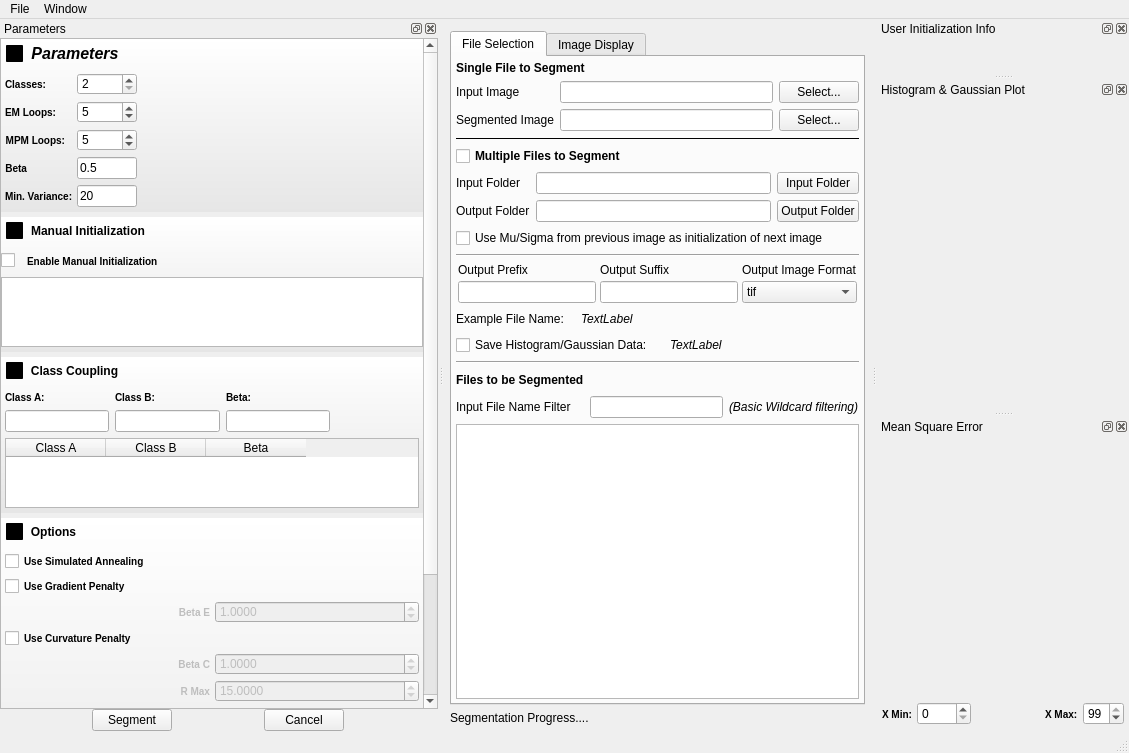
Qt form Code/EmMpmGui/UI_Files/EmMpmGui.ui (BlueQuartzSoftware/EMMPMWorkbench) before a commit.
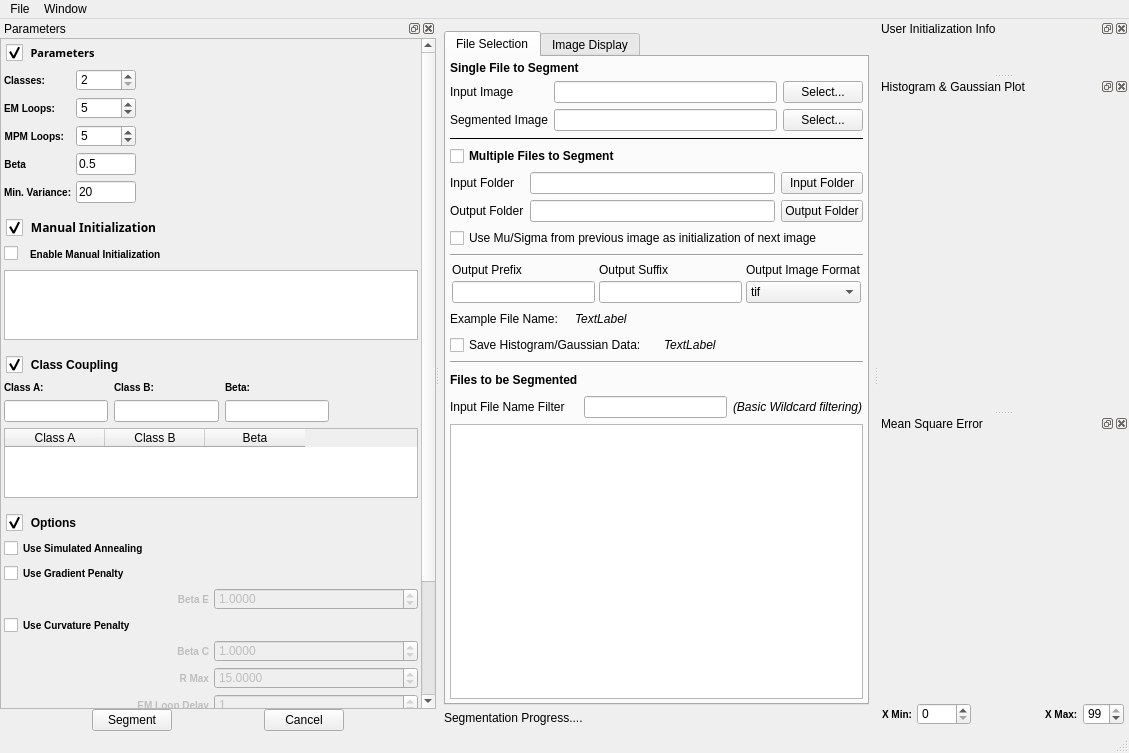
The same form after that commit. Icons and pictures are not drawn. Custom widgets are drawn as their Qt base class.

Commit message: Fixing some layout issues on Windows

Patch:
```diff
--- a/Code/EmMpmGui/UI_Files/EmMpmGui.ui
+++ b/Code/EmMpmGui/UI_Files/EmMpmGui.ui
@@ -25,6 +25,17 @@
   <property name="windowTitle">
    <string>EM/MPM</string>
   </property>
+  <property name="styleSheet">
+   <string notr="true"> QMainWindow::separator {
+ /*    background: lightgray; */
+     width: 2px; /* when vertical */
+     height: 2px; /* when horizontal */
+ }
+
+ QMainWindow::separator:hover {
+     background: black;
+ }</string>
+  </property>
   <property name="dockNestingEnabled">
    <bool>true</bool>
   </property>
@@ -974,9 +985,9 @@
         <property name="geometry">
          <rect>
           <x>0</x>
-          <y>-222</y>
-          <width>283</width>
-          <height>872</height>
+          <y>0</y>
+          <width>326</width>
+          <height>792</height>
          </rect>
         </property>
         <layout class="QVBoxLayout" name="verticalLayout_4">
@@ -1011,22 +1022,22 @@
            </property>
            <property name="font">
             <font>
-             <family>Arial</family>
-             <pointsize>12</pointsize>
+             <family>10 12pt Arial</family>
+             <pointsize>8</pointsize>
              <weight>75</weight>
-             <italic>true</italic>
+             <italic>false</italic>
              <bold>true</bold>
             </font>
            </property>
            <property name="styleSheet">
             <string notr="true">QGroupBox
 {
-background-color: qlineargradient(x1: 0, y1: 0, x2: 0, y2: 1, stop: 0 #FFFFFF, stop: 1 #E6E6E6);
+/*background-color: qlineargradient(x1: 0, y1: 0, x2: 0, y2: 1, stop: 0 #FFFFFF, stop: 1 #DCDCDC); */
 background-image: url(:/DisclosableGroupBoxHeader.png);
 background-position: top ;
 background-repeat: repeat-x;
-padding: 17 0 0 0px;
-font: 85 italic 12pt &quot;Arial&quot;;
+padding: 30 0 0 0px;
+font: 85% italic 12pt &quot;Arial&quot;;
 font-weight: bold;
 border: 0px solid gray;
 margin: 0px;
@@ -1078,16 +1089,16 @@
              <number>6</number>
             </property>
             <property name="leftMargin">
-             <number>4</number>
+             <number>3</number>
             </property>
             <property name="topMargin">
-             <number>17</number>
+             <number>0</number>
             </property>
             <property name="rightMargin">
-             <number>4</number>
+             <number>3</number>
             </property>
             <property name="bottomMargin">
-             <number>5</number>
+             <number>6</number>
             </property>
             <item row="0" column="0">
              <widget class="QLabel" name="label_12">
@@ -1431,15 +1442,23 @@
              <verstretch>0</verstretch>
             </sizepolicy>
            </property>
+           <property name="font">
+            <font>
+             <family>10 12pt Arial</family>
+             <weight>75</weight>
+             <italic>false</italic>
+             <bold>true</bold>
+            </font>
+           </property>
            <property name="styleSheet">
             <string notr="true">QGroupBox
 {
-background-color: qlineargradient(x1: 0, y1: 0, x2: 0, y2: 1, stop: 0 #FFFFFF, stop: 1 #E6E6E6);
+/*background-color: qlineargradient(x1: 0, y1: 0, x2: 0, y2: 1, stop: 0 #FFFFFF, stop: 1 #DCDCDC); */
 background-image: url(:/DisclosableGroupBoxHeader.png);
 background-position: top ;
 background-repeat: repeat-x;
-padding: 17 0 0 0px;
-font: 85 italic 12pt &quot;Arial&quot;;
+padding: 30 0 0 0px;
+font: 85% italic 12pt &quot;Arial&quot;;
 font-weight: bold;
 border: 0px solid gray;
 margin: 0px;
@@ -1479,16 +1498,16 @@
            </property>
            <layout class="QGridLayout" name="gridLayout_9">
             <property name="leftMargin">
-             <number>0</number>
+             <number>3</number>
             </property>
             <property name="topMargin">
-             <number>17</number>
+             <number>0</number>
             </property>
             <property name="rightMargin">
-             <number>0</number>
+             <number>3</number>
             </property>
             <property name="bottomMargin">
-             <number>5</number>
+             <number>6</number>
             </property>
             <property name="spacing">
              <number>6</number>
@@ -1572,12 +1591,12 @@
            <property name="styleSheet">
             <string notr="true">QGroupBox
 {
-background-color: qlineargradient(x1: 0, y1: 0, x2: 0, y2: 1, stop: 0 #FFFFFF, stop: 1 #E6E6E6);
+/*background-color: qlineargradient(x1: 0, y1: 0, x2: 0, y2: 1, stop: 0 #FFFFFF, stop: 1 #DCDCDC); */
 background-image: url(:/DisclosableGroupBoxHeader.png);
 background-position: top ;
 background-repeat: repeat-x;
-padding: 17 0 0 0px;
-font: 85 italic 12pt &quot;Arial&quot;;
+padding: 30 0 0 0px;
+font: 85% italic 12pt &quot;Arial&quot;;
 font-weight: bold;
 border: 0px solid gray;
 margin: 0px;
@@ -1617,16 +1636,16 @@
            </property>
            <layout class="QGridLayout" name="gridLayout_8">
             <property name="leftMargin">
-             <number>4</number>
+             <number>3</number>
             </property>
             <property name="topMargin">
-             <number>17</number>
+             <number>0</number>
             </property>
             <property name="rightMargin">
-             <number>4</number>
+             <number>3</number>
             </property>
             <property name="bottomMargin">
-             <number>5</number>
+             <number>6</number>
             </property>
             <property name="spacing">
              <number>6</number>
@@ -1801,12 +1820,12 @@
            <property name="styleSheet">
             <string notr="true">QGroupBox
 {
-background-color: qlineargradient(x1: 0, y1: 0, x2: 0, y2: 1, stop: 0 #FFFFFF, stop: 1 #E6E6E6);
+/*background-color: qlineargradient(x1: 0, y1: 0, x2: 0, y2: 1, stop: 0 #FFFFFF, stop: 1 #DCDCDC); */
 background-image: url(:/DisclosableGroupBoxHeader.png);
 background-position: top ;
 background-repeat: repeat-x;
-padding: 17 0 0 0px;
-font: 85 italic 12pt &quot;Arial&quot;;
+padding: 30 0 0 0px;
+font: 85% italic 12pt &quot;Arial&quot;;
 font-weight: bold;
 border: 0px solid gray;
 margin: 0px;
@@ -1849,16 +1868,16 @@
            </property>
            <layout class="QVBoxLayout" name="verticalLayout_2">
             <property name="leftMargin">
-             <number>4</number>
+             <number>3</number>
             </property>
             <property name="topMargin">
-             <number>17</number>
+             <number>0</number>
             </property>
             <property name="rightMargin">
-             <number>4</number>
+             <number>3</number>
             </property>
             <property name="bottomMargin">
-             <number>5</number>
+             <number>6</number>
             </property>
             <item>
              <layout class="QHBoxLayout" name="horizontalLayout_10">
@@ -2404,6 +2423,9 @@
      <verstretch>0</verstretch>
     </sizepolicy>
    </property>
+   <property name="styleSheet">
+    <string notr="true"/>
+   </property>
    <property name="floating">
     <bool>false</bool>
    </property>
@@ -2855,17 +2877,23 @@
   </action>
  </widget>
  <customwidgets>
-  <customwidget>
-   <class>QFSDropLineEdit</class>
-   <extends>QLineEdit</extends>
-   <header location="global">QFSDropLineEdit.h</header>
-  </customwidget>
   <customwidget>
    <class>QwtPlot</class>
    <extends>QFrame</extends>
    <header>qwt_plot.h</header>
    <container>1</container>
   </customwidget>
+  <customwidget>
+   <class>QFSDropLineEdit</class>
+   <extends>QLineEdit</extends>
+   <header location="global">QFSDropLineEdit.h</header>
+  </customwidget>
+  <customwidget>
+   <class>QDisclosableGroupBox</class>
+   <extends>QGroupBox</extends>
+   <header location="global">QDisclosableGroupBox.h</header>
+   <container>1</container>
+  </customwidget>
   <customwidget>
    <class>EMMPMGraphicsView</class>
    <extends>QWidget</extends>
@@ -2878,12 +2906,6 @@
    <header location="global">UserInitAreaWidget.h</header>
    <container>1</container>
   </customwidget>
-  <customwidget>
-   <class>QDisclosableGroupBox</class>
-   <extends>QGroupBox</extends>
-   <header location="global">QDisclosableGroupBox.h</header>
-   <container>1</container>
-  </customwidget>
   <customwidget>
    <class>QProgressLabel</class>
    <extends>QLabel</extends>
```
Left out of the diff: 2 changed lines with no effect on the pictures.
